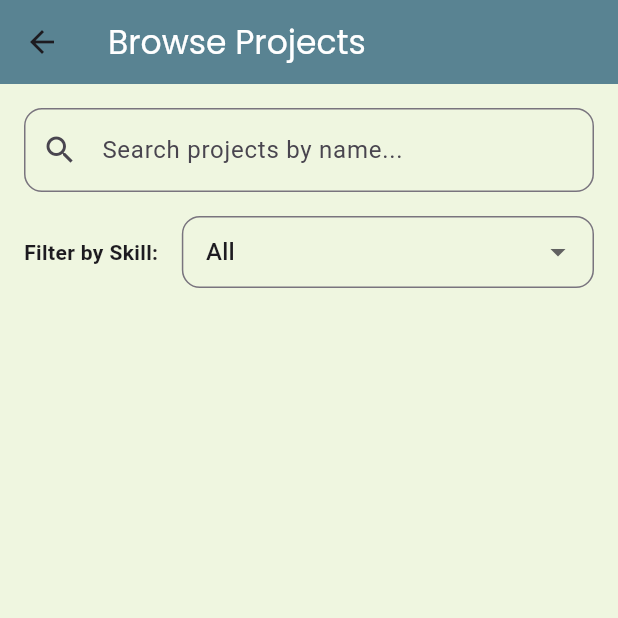
After one commit to lbrown169/Codennect, a Flutter app: the BrowseProjectsPage screen opened directly, on a phone screen of 412 x 824 dp, the top half of it. The commit adds this screen. Run offline on Flutter 3.47's test engine with Material 3 defaults, Android fonts, the phone set to English and light mode, and no system bars; our stand-ins replace google_fonts, shared_preferences; accounts and stored records are empty; network calls fail.

Commit message:
All UI´s for browse Project implementation

```diff
--- /dev/null
+++ b/mobile/lib/integration/get_projects_call.dart
@@ -0,0 +1,23 @@
+import 'dart:convert';
+import 'package:http/http.dart' as http;
+
+class GetProjectsListCall {
+  //CHANGE THIS URL WHEN TESTING
+  static const String baseUrl = 'https://yourapi.com/api';
+
+  static Future<List<Map<String, dynamic>>> getProjects() async {
+    try {
+      final response = await http.get(Uri.parse('$baseUrl/projects'));
+      if (response.statusCode == 200) {
+        List<dynamic> body = jsonDecode(response.body);
+        return body.map((e) => e as Map<String, dynamic>).toList();
+      } else {
+        print('Failed to fetch projects: \${response.statusCode}');
+        return [];
+      }
+    } catch (e) {
+      print('Error fetching projects: \$e');
+      return [];
+    }
+  }
+}
--- a/mobile/lib/integration/login_call.dart
+++ b/mobile/lib/integration/login_call.dart
@@ -1,7 +1,7 @@
 import 'dart:convert';
 import 'package:http/http.dart' as http;
 
-class AuthService {
+class LoginCall {
   Future<Map<String, dynamic>> loginUser(String email, String password) async {
     // For normal request using emulator
     const url = 'http://10.0.2.2:5001/api/login';
--- a/mobile/lib/main.dart
+++ b/mobile/lib/main.dart
@@ -1,5 +1,5 @@
 import 'package:flutter/material.dart';
-import 'login_page.dart';
+import 'pages/login_page.dart';
 
 void main() {
   runApp(MaterialApp(debugShowCheckedModeBanner: false, home: LoginPage()));
--- /dev/null
+++ b/mobile/lib/objects/project.dart
@@ -0,0 +1,41 @@
+class Project {
+  final String id;
+  final String title;
+  final String description;
+  final String creatorName;
+  final List<String> requiredSkills;
+  final int currentMembers;
+  final int memberLimit;
+
+  Project({
+    required this.id,
+    required this.title,
+    required this.description,
+    required this.creatorName,
+    required this.requiredSkills,
+    required this.currentMembers,
+    required this.memberLimit,
+  });
+
+  factory Project.fromJson(Map<String, dynamic> json) {
+    return Project(
+      id: json['id'],
+      title: json['title'],
+      description: json['description'],
+      creatorName: json['creatorName'],
+      requiredSkills: List<String>.from(json['requiredSkills']),
+      currentMembers: json['currentMembers'],
+      memberLimit: json['memberLimit'],
+    );
+  }
+
+  Map<String, dynamic> toJson() => {
+        'id': id,
+        'title': title,
+        'description': description,
+        'creatorName': creatorName,
+        'requiredSkills': requiredSkills,
+        'currentMembers': currentMembers,
+        'memberLimit': memberLimit,
+      };
+}
--- /dev/null
+++ b/mobile/lib/pages/browse_projects_page.dart
@@ -0,0 +1,154 @@
+import 'package:flutter/material.dart';
+import 'package:google_fonts/google_fonts.dart';
+import 'project_details_page.dart';
+import '../objects/project.dart';
+import '../../integration/get_projects_call.dart';
+
+class BrowseProjectsPage extends StatefulWidget {
+  const BrowseProjectsPage({super.key});
+
+  @override
+  State<BrowseProjectsPage> createState() => _BrowseProjectsPageState();
+}
+
+class _BrowseProjectsPageState extends State<BrowseProjectsPage> {
+  List<Project> projects = [];
+  List<Project> filteredProjects = [];
+  String selectedSkill = 'All';
+  String searchQuery = '';
+
+  @override
+  void initState() {
+    super.initState();
+    fetchProjects();
+  }
+
+  Future<void> fetchProjects() async {
+    final projectData = await GetProjectsListCall.getProjects();
+    setState(() {
+      projects = projectData.map((data) => Project.fromJson(data)).toList();
+    });
+    filterProjects();
+  }
+
+  void filterProjects() {
+    setState(() {
+      filteredProjects = projects.where((project) {
+        final matchesSkill = selectedSkill == 'All' ||
+            project.requiredSkills.contains(selectedSkill);
+        final matchesSearch =
+            project.title.toLowerCase().contains(searchQuery.toLowerCase());
+        return matchesSkill && matchesSearch;
+      }).toList();
+    });
+  }
+
+  @override
+  Widget build(BuildContext context) {
+    return Scaffold(
+      backgroundColor: const Color(0xFFEFF6E0),
+      appBar: AppBar(
+        backgroundColor: const Color(0xFF598392),
+        title: Text("Browse Projects",
+            style: GoogleFonts.poppins(color: Colors.white)),
+      ),
+      body: Padding(
+        padding: const EdgeInsets.all(16.0),
+        child: Column(
+          children: [
+            // Search Bar
+            TextField(
+              onChanged: (val) {
+                searchQuery = val;
+                filterProjects();
+              },
+              decoration: InputDecoration(
+                prefixIcon: const Icon(Icons.search),
+                hintText: 'Search projects by name...',
+                border: OutlineInputBorder(
+                  borderRadius: BorderRadius.circular(12),
+                ),
+              ),
+            ),
+            const SizedBox(height: 16),
+
+            // Skill Filter Dropdown
+            Row(
+              children: [
+                const Text("Filter by Skill: ",
+                    style: TextStyle(fontWeight: FontWeight.w600)),
+                const SizedBox(width: 12),
+                Expanded(
+                  child: DropdownButtonFormField<String>(
+                    value: selectedSkill,
+                    items: ["All", "Flutter", "Python", "React", "C++"]
+                        .map((skill) =>
+                            DropdownMenuItem(value: skill, child: Text(skill)))
+                        .toList(),
+                    onChanged: (value) {
+                      selectedSkill = value!;
+                      filterProjects();
+                    },
+                    decoration: InputDecoration(
+                      contentPadding: const EdgeInsets.symmetric(
+                          horizontal: 12, vertical: 4),
+                      border: OutlineInputBorder(
+                        borderRadius: BorderRadius.circular(12),
+                      ),
+                    ),
+                  ),
+                )
+              ],
+            ),
+            const SizedBox(height: 20),
+
+            // List of Projects
+            Expanded(
+              child: ListView.builder(
+                itemCount: filteredProjects.length,
+                itemBuilder: (context, index) {
+                  final project = filteredProjects[index];
+                  return Card(
+                    margin: const EdgeInsets.symmetric(vertical: 8),
+                    elevation: 3,
+                    shape: RoundedRectangleBorder(
+                        borderRadius: BorderRadius.circular(12)),
+                    child: ListTile(
+                      contentPadding: const EdgeInsets.all(16),
+                      title: Text(project.title,
+                          style:
+                              GoogleFonts.poppins(fontWeight: FontWeight.w600)),
+                      subtitle: Text(project.description),
+                      trailing: ElevatedButton(
+                        onPressed: () {
+                          Navigator.push(
+                            context,
+                            MaterialPageRoute(
+                                builder: (context) =>
+                                    ProjectDetailPage(project: project)),
+                          );
+                        },
+                        style: ElevatedButton.styleFrom(
+                          backgroundColor: const Color(0xFF124559),
+                        ),
+                        child: const Text("Apply"),
+                      ),
+                      onTap: () {
+                        Navigator.push(
+                          context,
+                          MaterialPageRoute(
+                              builder: (context) =>
+                                  ProjectDetailPage(project: project)),
+                        );
+                      },
+                    ),
+                  );
+                },
+              ),
+            )
+          ],
+        ),
+      ),
+    );
+  }
+}
--- a/mobile/lib/register_page.dart
+++ b/mobile/lib/pages/register_page.dart
@@ -1,5 +1,5 @@
 import 'package:flutter/material.dart';
-import '../integration/register_call.dart';
+import '../../integration/register_call.dart';
 
 class RegisterPage extends StatelessWidget {
   final TextEditingController nameController = TextEditingController();
```
Also changed, not shown: mobile/lib/integration/get_user_info_call.dart (added, +26 -0 lines), mobile/lib/integration/project_application_call.dart (added, +37 -0 lines), mobile/lib/pages/home_page.dart (renamed from mobile/lib/home_page.dart, +5 -3 lines), mobile/lib/pages/login_page.dart (renamed from mobile/lib/login_page.dart, +16 -7 lines), mobile/lib/pages/project_application_page.dart (added, +131 -0 lines), mobile/lib/pages/project_details_page.dart (added, +105 -0 lines), mobile/lib/services/session_manager.dart (added, +27 -0 lines).
